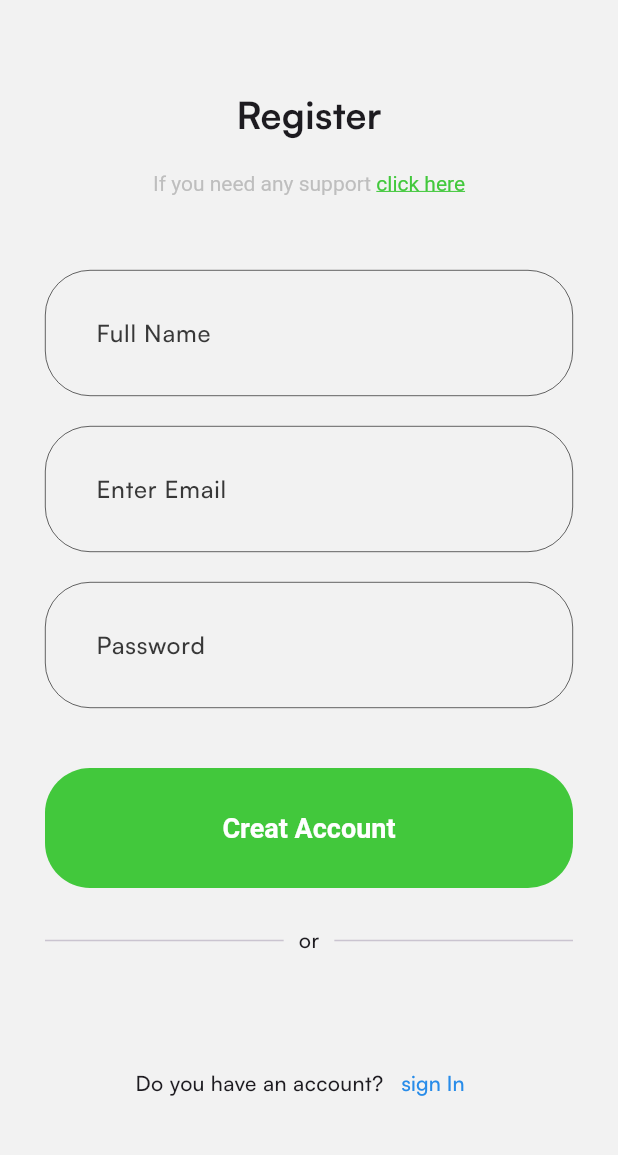
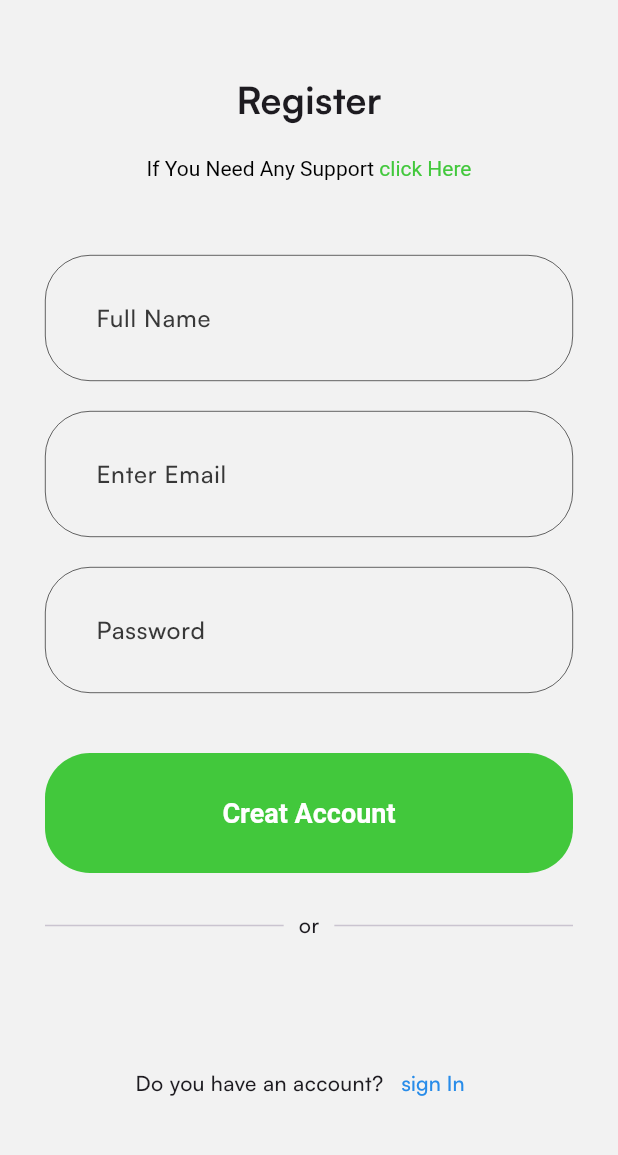
Before and after one commit to mo7ammed-hassan/spotify, a Flutter app: the SignupView screen opened directly, on a phone screen of 412 x 824 dp, the part 72-1227 px from its top. Run offline on Flutter 3.47's test engine with Material 3 defaults, Android fonts, the phone set to English and light mode, and no system bars; our stand-ins replace flutter_bloc, flutter_svg, hydrated_bloc.

Commit message:
refactor auth support text

```diff
--- a/lib/features/auth/presentation/views/signup.dart
+++ b/lib/features/auth/presentation/views/signup.dart
@@ -21,7 +21,10 @@ class SignupView extends StatelessWidget {
         ),
       ),
       body: Padding(
-        padding: const EdgeInsets.symmetric(vertical: 50, horizontal: 30),
+        padding: const EdgeInsets.symmetric(
+          vertical: 40,
+          horizontal: 30,
+        ),
         child: Column(
           crossAxisAlignment: CrossAxisAlignment.center,
           children: [
--- a/lib/features/auth/presentation/widgets/auth_support_text.dart
+++ b/lib/features/auth/presentation/widgets/auth_support_text.dart
@@ -1,5 +1,6 @@
 import 'package:flutter/gestures.dart';
 import 'package:flutter/material.dart';
+import 'package:spotify/common/helper/is_dark_mode.dart';
 import 'package:spotify/core/configs/theme/app_colors.dart';
 
 class AuthSupportText extends StatelessWidget {
@@ -10,19 +11,19 @@ class AuthSupportText extends StatelessWidget {
     return RichText(
       text: TextSpan(
         children: [
-          const TextSpan(
-            text: 'If you need any support ',
+          TextSpan(
+            text: 'If You Need Any Support ',
             style: TextStyle(
               fontSize: 14,
-              color: AppColors.grey,
+              color: context.isDarkMode ? AppColors.grey : Colors.black,
             ),
           ),
           TextSpan(
-            text: 'click here',
+            text: 'click Here',
             style: const TextStyle(
               fontSize: 14,
               color: AppColors.primary,
-              decoration: TextDecoration.underline,
+              // decoration: TextDecoration.underline,
             ),
             recognizer: TapGestureRecognizer()..onTap = () {},
           ),
```
